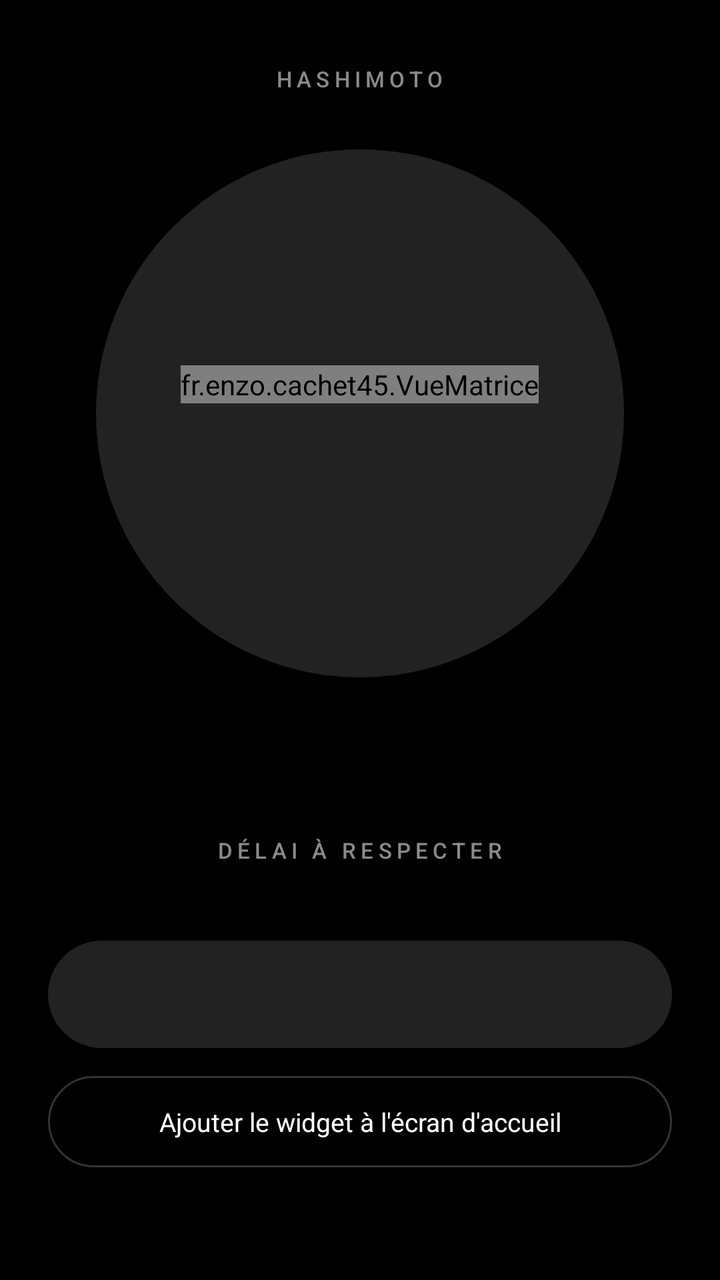
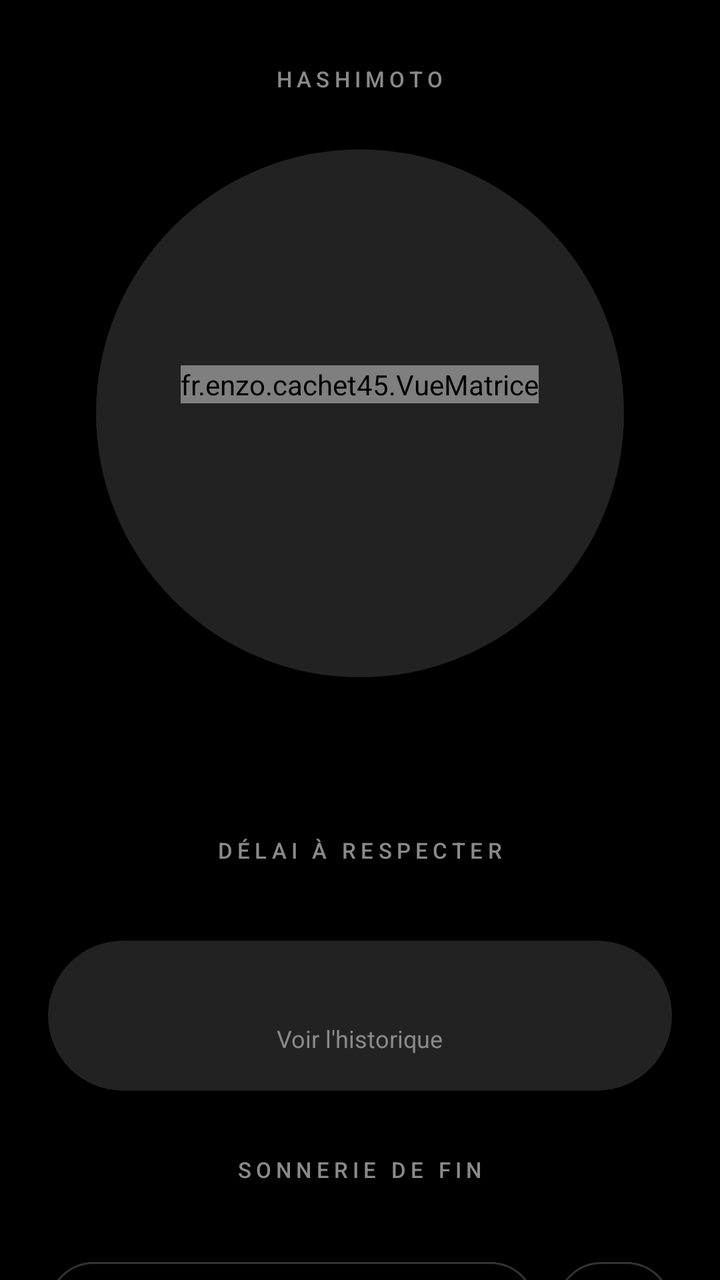

Screens rendered from an Android XML layout before and after an edit, with the pre-edit source and the edit as a unified diff.
<!-- AndroidManifest.xml: application theme AppTheme -->
<!-- res/layout/activity_main.xml -->
<?xml version="1.0" encoding="utf-8"?>
<ScrollView xmlns:android="http://schemas.android.com/apk/res/android"
    android:layout_width="match_parent"
    android:layout_height="match_parent"
    android:background="@color/noir"
    android:fillViewport="true"
    android:scrollbars="none">

    <LinearLayout
        android:layout_width="match_parent"
        android:layout_height="wrap_content"
        android:gravity="center_horizontal"
        android:orientation="vertical"
        android:paddingStart="24dp"
        android:paddingEnd="24dp"
        android:paddingTop="32dp"
        android:paddingBottom="40dp">

        <TextView
            style="@style/Etiquette"
            android:layout_width="wrap_content"
            android:layout_height="wrap_content"
            android:text="@string/entete" />

        
        <FrameLayout
            android:id="@+id/bouton_principal"
            android:layout_width="264dp"
            android:layout_height="264dp"
            android:layout_marginTop="28dp"
            android:background="@drawable/fond_cercle"
            android:clickable="true"
            android:focusable="true"
            android:foreground="?android:attr/selectableItemBackgroundBorderless">

            <LinearLayout
                android:layout_width="wrap_content"
                android:layout_height="wrap_content"
                android:layout_gravity="center"
                android:gravity="center_horizontal"
                android:orientation="vertical">

                <fr.enzo.cachet45.VueMatrice
                    android:id="@+id/matrice"
                    android:layout_width="wrap_content"
                    android:layout_height="wrap_content" />

                <TextView
                    android:id="@+id/sous_matrice"
                    style="@style/Etiquette"
                    android:layout_width="wrap_content"
                    android:layout_height="wrap_content"
                    android:layout_marginTop="14dp"
                    android:gravity="center" />

            </LinearLayout>

        </FrameLayout>

        <TextView
            android:id="@+id/consigne"
            android:layout_width="match_parent"
            android:layout_height="wrap_content"
            android:layout_marginTop="26dp"
            android:gravity="center"
            android:lineSpacingMultiplier="1.25"
            android:maxWidth="320dp"
            android:textColor="@color/gris"
            android:textSize="14sp" />

        <TextView
            android:id="@+id/bouton_secondaire"
            android:layout_width="wrap_content"
            android:layout_height="wrap_content"
            android:layout_marginTop="22dp"
            android:background="@drawable/bouton_contour"
            android:clickable="true"
            android:focusable="true"
            android:fontFamily="sans-serif-medium"
            android:letterSpacing="0.12"
            android:paddingStart="30dp"
            android:paddingEnd="30dp"
            android:paddingTop="13dp"
            android:paddingBottom="13dp"
            android:textAllCaps="true"
            android:textColor="@color/blanc"
            android:textSize="12sp"
            android:visibility="gone" />

        <TextView
            android:id="@+id/titre_duree"
            style="@style/Etiquette"
            android:layout_width="wrap_content"
            android:layout_height="wrap_content"
            android:layout_marginTop="34dp"
            android:text="@string/duree" />

        <LinearLayout
            android:id="@+id/ligne_durees"
            android:layout_width="wrap_content"
            android:layout_height="wrap_content"
            android:layout_marginTop="12dp"
            android:orientation="horizontal" />

        <LinearLayout
            android:layout_width="match_parent"
            android:layout_height="wrap_content"
            android:layout_marginTop="26dp"
            android:background="@drawable/carte"
            android:gravity="center"
            android:orientation="vertical"
            android:paddingStart="24dp"
            android:paddingEnd="24dp"
            android:paddingTop="18dp"
            android:paddingBottom="18dp">

            <TextView
                android:id="@+id/derniere_prise"
                android:layout_width="wrap_content"
                android:layout_height="wrap_content"
                android:gravity="center"
                android:textColor="@color/blanc"
                android:textSize="13sp" />

        </LinearLayout>

        <TextView
            android:id="@+id/bouton_widget"
            android:layout_width="match_parent"
            android:layout_height="wrap_content"
            android:layout_marginTop="14dp"
            android:background="@drawable/bouton_contour"
            android:clickable="true"
            android:focusable="true"
            android:gravity="center"
            android:paddingTop="14dp"
            android:paddingBottom="14dp"
            android:text="@string/ajouter_widget"
            android:textColor="@color/blanc"
            android:textSize="13sp" />

        <TextView
            android:id="@+id/bouton_tuile"
            android:layout_width="match_parent"
            android:layout_height="wrap_content"
            android:layout_marginTop="10dp"
            android:background="@drawable/bouton_contour"
            android:clickable="true"
            android:focusable="true"
            android:gravity="center"
            android:paddingTop="14dp"
            android:paddingBottom="14dp"
            android:text="@string/ajouter_tuile"
            android:textColor="@color/blanc"
            android:textSize="13sp"
            android:visibility="gone" />

    </LinearLayout>

</ScrollView>
<!-- resources referenced by this layout -->
<resources>
  <color name="blanc">#FFFFFFFF</color>
  <color name="gris">#FF8A8A8A</color>
  <color name="noir">#FF000000</color>
  <!-- drawable bouton_contour (drawable) -->
  <?xml version="1.0" encoding="utf-8"?>
  <shape xmlns:android="http://schemas.android.com/apk/res/android"
      android:shape="rectangle">
      <solid android:color="@android:color/transparent" />
      <stroke
          android:width="1dp"
          android:color="@color/contour" />
      <corners android:radius="500dp" />
  </shape>
  <!-- drawable carte (drawable) -->
  <?xml version="1.0" encoding="utf-8"?>
  <shape xmlns:android="http://schemas.android.com/apk/res/android"
      android:shape="rectangle">
      <solid android:color="@color/anthracite" />
      <corners android:radius="500dp" />
  </shape>
  <!-- drawable fond_cercle (drawable) -->
  <?xml version="1.0" encoding="utf-8"?>
  <shape xmlns:android="http://schemas.android.com/apk/res/android"
      android:shape="oval">
      <solid android:color="@color/anthracite" />
  </shape>
  <string name="ajouter_tuile">Ajouter aux réglages rapides</string>
  <string name="ajouter_widget">Ajouter le widget à l\'écran d\'accueil</string>
  <string name="duree">Délai à respecter</string>
  <string name="entete">Hashimoto</string>
  <style name="Etiquette">
          <item name="android:textColor">@color/gris</item>
          <item name="android:textSize">11sp</item>
          <item name="android:letterSpacing">0.22</item>
          <item name="android:textAllCaps">true</item>
          <item name="android:fontFamily">sans-serif-medium</item>
      </style>
  <style name="AppTheme" parent="@android:style/Theme.Material.NoActionBar">
          <item name="android:windowBackground">@color/noir</item>
          <item name="android:colorBackground">@color/noir</item>
          <item name="android:statusBarColor">@color/noir</item>
          <item name="android:navigationBarColor">@color/noir</item>
          <item name="android:windowLightStatusBar">false</item>
          <item name="android:textColorPrimary">@color/blanc</item>
      </style>
  <color name="contour">#33FFFFFF</color>
  <color name="anthracite">#F2242424</color>
</resources>

<!-- the commit's change to res/layout/activity_main.xml (unified diff, before → after) -->
@@ -102,11 +102,15 @@
             android:layout_marginTop="12dp"
             android:orientation="horizontal" />
 
+        
         <LinearLayout
+            android:id="@+id/carte_derniere_prise"
             android:layout_width="match_parent"
             android:layout_height="wrap_content"
             android:layout_marginTop="26dp"
             android:background="@drawable/carte"
+            android:clickable="true"
+            android:focusable="true"
             android:gravity="center"
             android:orientation="vertical"
             android:paddingStart="24dp"
@@ -122,7 +126,85 @@
                 android:textColor="@color/blanc"
                 android:textSize="13sp" />
 
+            <TextView
+                android:layout_width="wrap_content"
+                android:layout_height="wrap_content"
+                android:layout_marginTop="5dp"
+                android:text="@string/voir_historique"
+                android:textColor="@color/gris"
+                android:textSize="12sp" />
+
         </LinearLayout>
+
+        <TextView
+            style="@style/Etiquette"
+            android:layout_width="wrap_content"
+            android:layout_height="wrap_content"
+            android:layout_marginTop="32dp"
+            android:text="@string/sonnerie" />
+
+        <TextView
+            android:id="@+id/sonnerie_actuelle"
+            android:layout_width="match_parent"
+            android:layout_height="wrap_content"
+            android:layout_marginTop="8dp"
+            android:ellipsize="end"
+            android:gravity="center"
+            android:maxLines="1"
+            android:textColor="@color/blanc"
+            android:textSize="14sp" />
+
+        <LinearLayout
+            android:layout_width="match_parent"
+            android:layout_height="wrap_content"
+            android:layout_marginTop="12dp"
+            android:baselineAligned="false"
+            android:orientation="horizontal">
+
+            <TextView
+                android:id="@+id/bouton_sonnerie_systeme"
+                android:layout_width="0dp"
+                android:layout_height="wrap_content"
+                android:layout_weight="1"
+                android:background="@drawable/bouton_contour"
+                android:clickable="true"
+                android:focusable="true"
+                android:gravity="center"
+                android:paddingTop="14dp"
+                android:paddingBottom="14dp"
+                android:text="@string/sonnerie_choisir"
+                android:textColor="@color/blanc"
+                android:textSize="13sp" />
+
+            <TextView
+                android:id="@+id/bouton_sonnerie_ecouter"
+                android:layout_width="58dp"
+                android:layout_height="match_parent"
+                android:layout_marginStart="10dp"
+                android:background="@drawable/bouton_contour"
+                android:clickable="true"
+                android:focusable="true"
+                android:gravity="center"
+                android:text="@string/symbole_ecouter"
+                android:textColor="@color/blanc"
+                android:textSize="15sp" />
+
+        </LinearLayout>
+
+        <TextView
+            android:id="@+id/bouton_sonnerie_fichier"
+            android:layout_width="match_parent"
+            android:layout_height="wrap_content"
+            android:layout_marginTop="10dp"
+            android:background="@drawable/bouton_contour"
+            android:clickable="true"
+            android:focusable="true"
+            android:gravity="center"
+            android:paddingTop="14dp"
+            android:paddingBottom="14dp"
+            android:text="@string/sonnerie_fichier"
+            android:textColor="@color/blanc"
+            android:textSize="13sp" />
 
         <TextView
             android:id="@+id/bouton_widget"
<!-- resource entries referenced after the edit -->
@@ -30,6 +30,11 @@
   <string name="ajouter_widget">Ajouter le widget à l\'écran d\'accueil</string>
   <string name="duree">Délai à respecter</string>
   <string name="entete">Hashimoto</string>
+  <string name="sonnerie">Sonnerie de fin</string>
+  <string name="sonnerie_choisir">Sonneries du téléphone</string>
+  <string name="sonnerie_fichier">Choisir un fichier audio…</string>
+  <string name="symbole_ecouter">▶</string>
+  <string name="voir_historique">Voir l\'historique</string>
   <style name="Etiquette">
           <item name="android:textColor">@color/gris</item>
           <item name="android:textSize">11sp</item>
